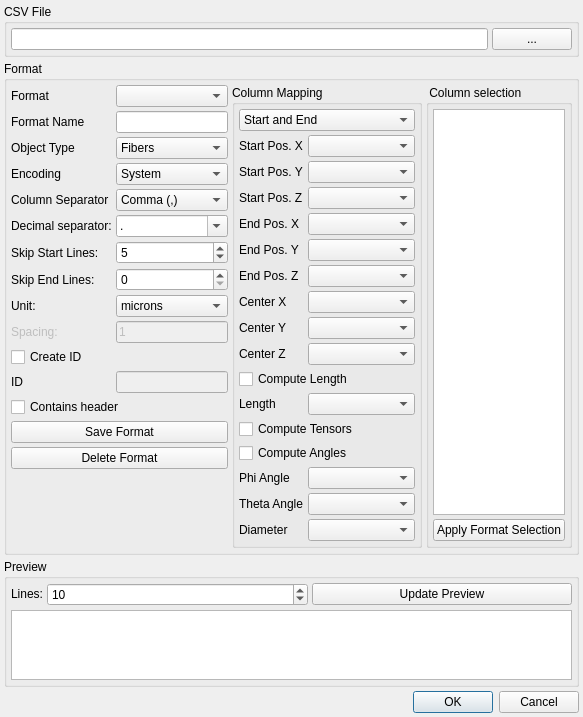
This is modules/FeatureScout/CsvInput.ui in 3dct/open_iA as Qt 5 draws it before an edit. The edited form follows.
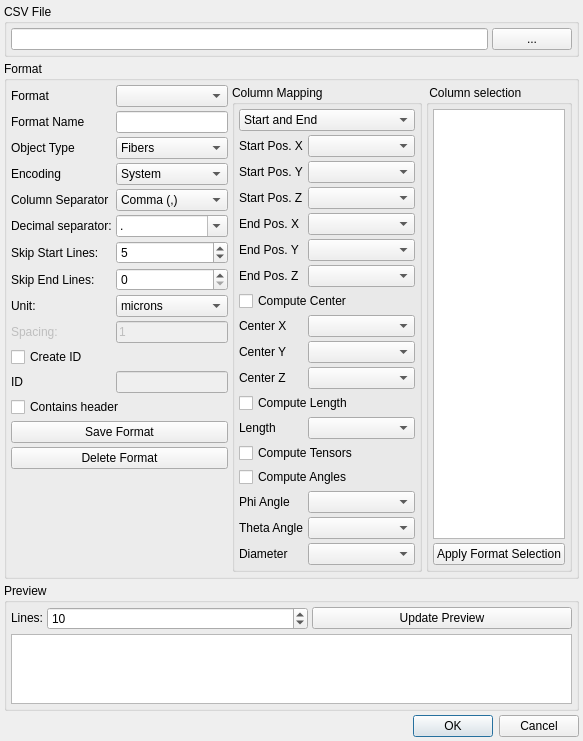
This is the edited form.

Commit message: FeatureScout: csv reading - computer center flag, legacy fiber/pore formats

```diff
--- a/modules/FeatureScout/CsvInput.ui
+++ b/modules/FeatureScout/CsvInput.ui
@@ -7,7 +7,7 @@
     <x>0</x>
     <y>0</y>
     <width>517</width>
-    <height>630</height>
+    <height>651</height>
    </rect>
   </property>
   <property name="windowTitle">
@@ -460,73 +460,73 @@
          <item row="6" column="1">
           <widget class="QComboBox" name="cmbbox_col_PosEndZ"/>
          </item>
-         <item row="7" column="0">
+         <item row="8" column="0">
           <widget class="QLabel" name="lbl_col_posCenterX">
            <property name="text">
             <string>Center X</string>
            </property>
           </widget>
          </item>
-         <item row="7" column="1">
+         <item row="8" column="1">
           <widget class="QComboBox" name="cmbbox_col_PosCenterX">
            <property name="enabled">
             <bool>true</bool>
            </property>
           </widget>
          </item>
-         <item row="8" column="0">
+         <item row="9" column="0">
           <widget class="QLabel" name="lbl_col_posCenterY">
            <property name="text">
             <string>Center Y</string>
            </property>
           </widget>
          </item>
-         <item row="8" column="1">
+         <item row="9" column="1">
           <widget class="QComboBox" name="cmbbox_col_PosCenterY">
            <property name="enabled">
             <bool>true</bool>
            </property>
           </widget>
          </item>
-         <item row="9" column="0">
+         <item row="10" column="0">
           <widget class="QLabel" name="lbl_col_posCenterZ">
            <property name="text">
             <string>Center Z</string>
            </property>
           </widget>
          </item>
-         <item row="9" column="1">
+         <item row="10" column="1">
           <widget class="QComboBox" name="cmbbox_col_PosCenterZ">
            <property name="enabled">
             <bool>true</bool>
            </property>
           </widget>
          </item>
-         <item row="11" column="0">
+         <item row="12" column="0">
           <widget class="QLabel" name="lbl_col_length">
            <property name="text">
             <string>Length</string>
            </property>
           </widget>
          </item>
-         <item row="11" column="1">
+         <item row="12" column="1">
           <widget class="QComboBox" name="cmbbox_col_Length">
            <property name="enabled">
             <bool>true</bool>
            </property>
           </widget>
          </item>
-         <item row="16" column="0">
+         <item row="17" column="0">
           <widget class="QLabel" name="lbl_col_diameter">
            <property name="text">
             <string>Diameter</string>
            </property>
           </widget>
          </item>
-         <item row="16" column="1">
+         <item row="17" column="1">
           <widget class="QComboBox" name="cmbbox_col_Diameter"/>
          </item>
-         <item row="14" column="0">
+         <item row="15" column="0">
           <widget class="QLabel" name="lbl_col_phi">
            <property name="enabled">
             <bool>true</bool>
@@ -536,14 +536,14 @@
            </property>
           </widget>
          </item>
-         <item row="14" column="1">
+         <item row="15" column="1">
           <widget class="QComboBox" name="cmbbox_col_Phi">
            <property name="enabled">
             <bool>true</bool>
            </property>
           </widget>
          </item>
-         <item row="15" column="0">
+         <item row="16" column="0">
           <widget class="QLabel" name="lbl_col_theta">
            <property name="enabled">
             <bool>true</bool>
@@ -553,34 +553,41 @@
            </property>
           </widget>
          </item>
-         <item row="15" column="1">
+         <item row="16" column="1">
           <widget class="QComboBox" name="cmbbox_col_Theta">
            <property name="enabled">
             <bool>true</bool>
            </property>
           </widget>
          </item>
-         <item row="13" column="0" colspan="2">
+         <item row="14" column="0" colspan="2">
           <widget class="QCheckBox" name="cb_ComputeAngles">
            <property name="text">
             <string>Compute Angles</string>
            </property>
           </widget>
          </item>
-         <item row="10" column="0" colspan="2">
+         <item row="11" column="0" colspan="2">
           <widget class="QCheckBox" name="cb_ComputeLength">
            <property name="text">
             <string>Compute Length</string>
            </property>
           </widget>
          </item>
-         <item row="12" column="0" colspan="2">
+         <item row="13" column="0" colspan="2">
           <widget class="QCheckBox" name="cb_ComputeTensors">
            <property name="text">
             <string>Compute Tensors</string>
            </property>
           </widget>
          </item>
+         <item row="7" column="0" colspan="2">
+          <widget class="QCheckBox" name="cb_ComputeCenter">
+           <property name="text">
+            <string>Compute Center</string>
+           </property>
+          </widget>
+         </item>
         </layout>
        </widget>
       </item>
```
The commit also changes 6 other files.
